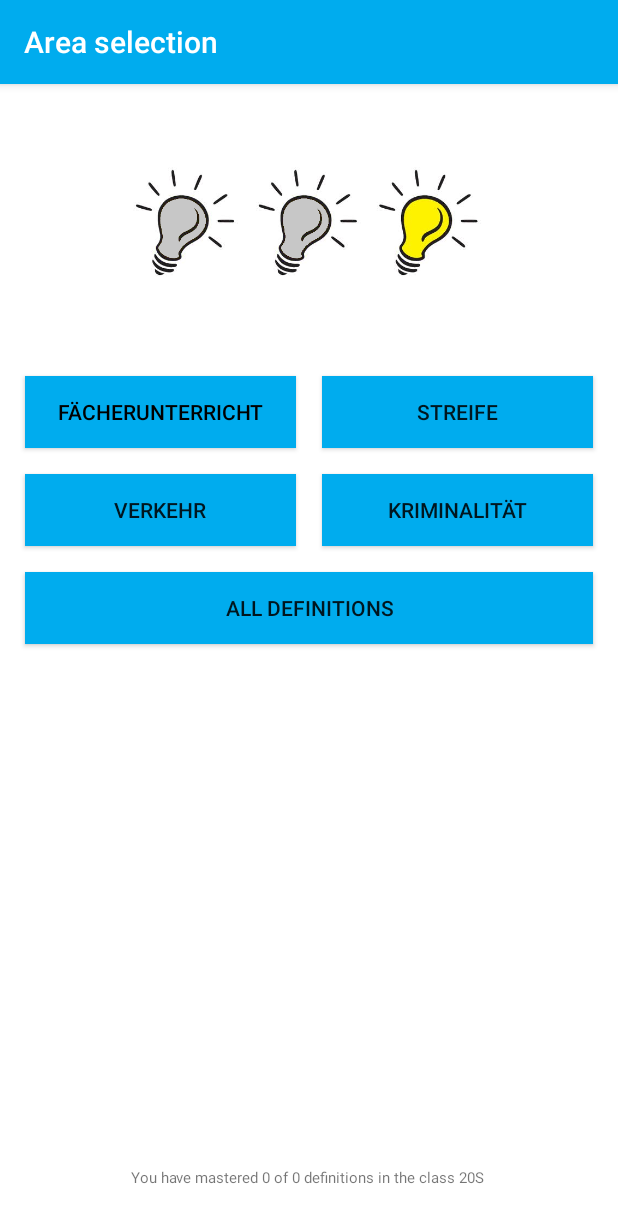
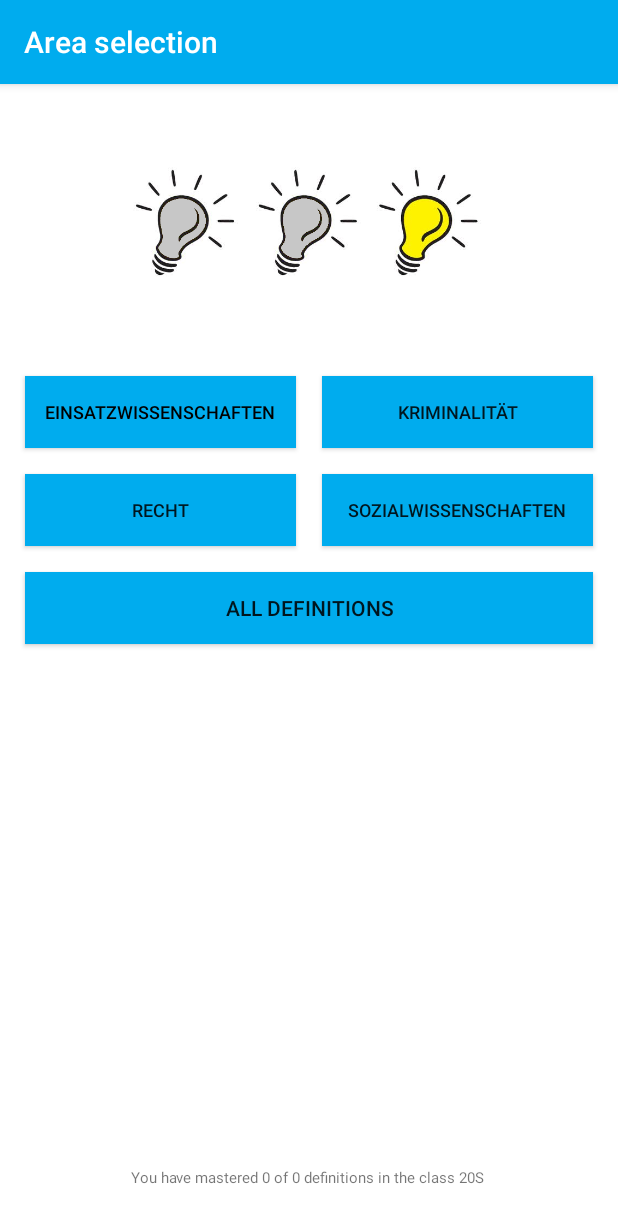
Before and after one commit to Napoletron/definitionstrainer, an Android app: the screen it shows after launch (FachbereichauswahlActivity), after a tap on "TRAIN", on a phone screen of 412 x 824 dp. Shown: the top 1222 px of the screen. Run offline under Robolectric (Android 15) with nearby library versions, the phone set to English and light mode, and no system bars.

Commit message:
Bugs behoben. Fertig für push.

```diff
--- a/app/src/main/java/deftrainer/example/definitionstrainer/Activities/FachbereichauswahlActivity.java
+++ b/app/src/main/java/deftrainer/example/definitionstrainer/Activities/FachbereichauswahlActivity.java
@@ -79,10 +79,10 @@ public class FachbereichauswahlActivity extends AppCompatActivity  {
             }
         }
 
-        button_facherunterricht.setOnClickListener(new MyOnClickListener(Fachbereich.FACHERUNTERRICHT, this));
-        button_streife.setOnClickListener(new MyOnClickListener(Fachbereich.STREIFE, this));
-        button_verkehr.setOnClickListener(new MyOnClickListener(Fachbereich.VERKEHR, this));
-        button_kriminalitaet.setOnClickListener(new MyOnClickListener(Fachbereich.KRIMINALITAETSBEKAEMPFUNG, this));
+        button_facherunterricht.setOnClickListener(new MyOnClickListener(Fachbereich.EINSATZUNDFUEHRUNGSWISS, this));
+        button_streife.setOnClickListener(new MyOnClickListener(Fachbereich.KRIMINALITAET, this));
+        button_verkehr.setOnClickListener(new MyOnClickListener(Fachbereich.RECHT, this));
+        button_kriminalitaet.setOnClickListener(new MyOnClickListener(Fachbereich.SOZIALWISS, this));
 
     }
 
--- a/app/src/main/java/deftrainer/example/definitionstrainer/model/Settings.java
+++ b/app/src/main/java/deftrainer/example/definitionstrainer/model/Settings.java
@@ -17,7 +17,7 @@ public class Settings implements Serializable {
     // XX = Version
     // YY = Feature
     // ZZ = Bug-fix
-    public static final int APP_VERSION = 11300;
+    public static final int APP_VERSION = 11301;
     public static boolean TESTING = false;
 
     // The value at which a definitions skill is increased or decreased if guessed correct or wrong
--- a/app/src/main/res/layout/activity_fachbereichauswahl.xml
+++ b/app/src/main/res/layout/activity_fachbereichauswahl.xml
@@ -48,9 +48,9 @@
                 android:layout_margin="4pt"
                 android:layout_weight="1"
                 android:background="@color/polizeiblau"
-                android:text="@string/faecherunterricht"
+                android:text="@string/einsatzwissenschaften"
                 android:textColor="#000000"
-                android:textSize="14sp" />
+                android:textSize="12sp" />
 
             <Button
                 android:id="@+id/fba_b_streife"
@@ -59,8 +59,8 @@
                 android:layout_margin="4pt"
                 android:layout_weight="1"
                 android:background="@color/polizeiblau"
-                android:text="@string/streife"
-                android:textSize="14sp" />
+                android:text="@string/kriminalitaet"
+                android:textSize="12sp" />
         </LinearLayout>
 
         <LinearLayout
@@ -76,8 +76,8 @@
                 android:layout_margin="4pt"
                 android:layout_weight="1"
                 android:background="@color/polizeiblau"
-                android:text="@string/verkehr"
-                android:textSize="14sp" />
+                android:text="@string/recht"
+                android:textSize="12sp" />
 
             <Button
                 android:id="@+id/fba_b_kriminalitaet"
@@ -86,8 +86,8 @@
                 android:layout_margin="4pt"
                 android:layout_weight="1"
                 android:background="@color/polizeiblau"
-                android:text="@string/kriminalitaet"
-                android:textSize="14sp" />
+                android:text="@string/sozialwissenschaften"
+                android:textSize="12sp" />
         </LinearLayout>
 
         <Button
--- a/app/src/main/res/values/strings.xml
+++ b/app/src/main/res/values/strings.xml
@@ -25,9 +25,6 @@
     <string name="title">Title</string>
     <string name="create">Create</string>
     <string name="all_definitions">All definitions</string>
-    <string name="faecherunterricht" translatable="false">Fächerunterricht</string>
-    <string name="streife" translatable="false">Streife</string>
-    <string name="verkehr" translatable="false">Verkehr</string>
     <string name="kriminalitaet" translatable="false">Kriminalität</string>
     <string name="train">Train</string>
     <string name="export_definition_collection">Export your collection of definitions on your device</string>
@@ -64,4 +61,7 @@
     <string name="restricted_content">Restricted Content</string>
     <string name="restricted_content_may_not_be_inserted">It is forbidden to store restricted content (VS-NfD) in this App!</string>
     <string name="understood">Unterstood</string>
+    <string name="sozialwissenschaften" translatable="false">Sozialwissenschaften</string>
+    <string name="einsatzwissenschaften" translatable="false">Einsatzwissenschaften</string>
+    <string name="recht">Recht</string>
 </resources>
```
Also changed, not shown: app/src/main/java/deftrainer/example/definitionstrainer/model/DefinitionsManager.java (+8 -7 lines), app/src/main/java/deftrainer/example/definitionstrainer/model/Fachbereich.java (+33 -46 lines), 1 other file.
